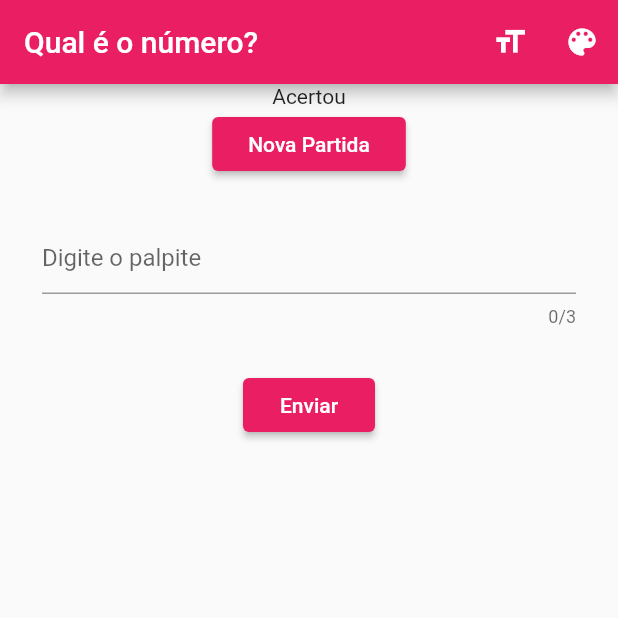
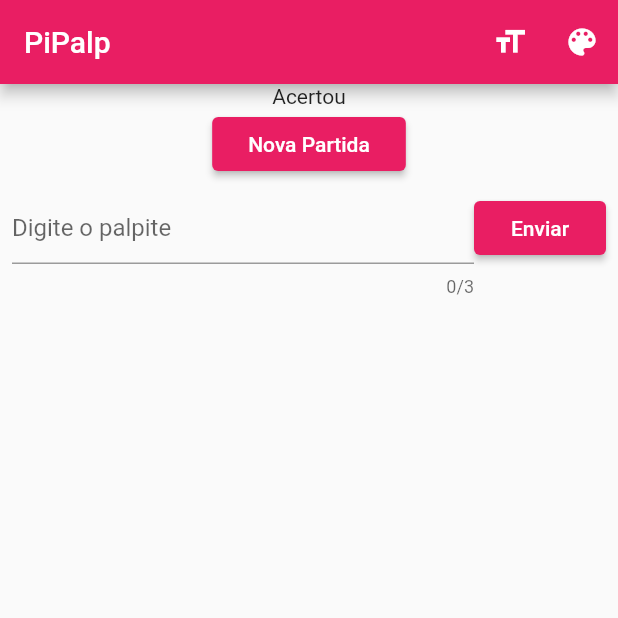
Before and after one commit to PierreVieira/PiPalp, a Flutter app: the screen it shows after launch, on a phone screen of 412 x 824 dp, the top half of it. Run offline on Flutter 3.47's test engine with Material 2 defaults, Android fonts, the phone set to English and light mode, and no system bars.

Commit message:
Estruturação básica

```diff
--- /dev/null
+++ b/lib/components/envio_resposta/envio_resposta.dart
@@ -0,0 +1,26 @@
+import 'package:flutter/material.dart';
+import 'package:project/components/envio_resposta/number_editor.dart';
+
+class EnvioRespostaField extends StatelessWidget {
+  @override
+  Widget build(BuildContext context) {
+    return Container(
+      child: Padding(
+        padding: const EdgeInsets.all(8.0),
+        child: Row(
+          mainAxisAlignment: MainAxisAlignment.spaceBetween,
+          crossAxisAlignment: CrossAxisAlignment.start,
+          children: <Widget>[
+            Flexible(
+              child: NumberEditor(),
+            ),
+            RaisedButton(
+              onPressed: () {},
+              child: Text('Enviar'),
+            ),
+          ],
+        ),
+      ),
+    );
+  }
+}
--- /dev/null
+++ b/lib/components/envio_resposta/number_editor.dart
@@ -0,0 +1,34 @@
+import 'package:flutter/material.dart';
+
+class NumberEditor extends StatelessWidget {
+  final TextEditingController controlador;
+  final String rotulo;
+  final String dica;
+  final IconData icone;
+  final double espacamento;
+  final double tamanhoFonte;
+  final int maxLength;
+
+  NumberEditor(
+      {this.controlador,
+      this.rotulo,
+      this.dica,
+      this.icone,
+      this.espacamento,
+      this.tamanhoFonte,
+      this.maxLength});
+
+  @override
+  Widget build(BuildContext context) {
+    return TextField(
+      controller: controlador,
+      style: TextStyle(fontSize: 16.0),
+      decoration: InputDecoration(
+        icon: icone != null ? Icon(icone) : null,
+        hintText: 'Digite o palpite',
+      ),
+      keyboardType: TextInputType.number,
+      maxLength: 3,
+    );
+  }
+}
--- a/lib/components/led_display.dart
+++ b/lib/components/led_display.dart
@@ -11,7 +11,7 @@ class LedDisplay extends StatelessWidget{
         width: MediaQuery.of(context).size.width,
         height: MediaQuery.of(context).size.height/2.7,
         decoration: BoxDecoration(
-          color: Colors.pink[500]
+          color: Colors.pink[500],
         ),
       ),
     );
--- a/lib/components/number_editor.dart
+++ /dev/null
@@ -1,37 +0,0 @@
-import 'package:flutter/material.dart';
-
-class NumberEditor extends StatelessWidget {
-  final TextEditingController controlador;
-  final String rotulo;
-  final String dica;
-  final IconData icone;
-  final double espacamento;
-  final double tamanhoFonte;
-  final int maxLength;
-  NumberEditor({
-    this.controlador,
-    this.rotulo,
-    this.dica,
-    this.icone,
-    this.espacamento,
-    this.tamanhoFonte,
-    this.maxLength
-  });
-
-  @override
-  Widget build(BuildContext context) {
-    return Padding(
-      padding: EdgeInsets.all(28.0),
-      child: TextField(
-        controller: controlador,
-        style: TextStyle(fontSize: 16.0),
-        decoration: InputDecoration(
-          icon: icone != null ? Icon(icone) : null,
-          hintText: 'Digite o palpite',
-        ),
-        keyboardType: TextInputType.number,
-        maxLength: 3,
-      ),
-    );
-  }
-}
--- a/lib/screens/game.dart
+++ b/lib/screens/game.dart
@@ -1,19 +1,12 @@
 import 'package:flutter/material.dart';
-import 'package:project/components/display.dart';
-import 'package:project/components/number_editor.dart';
+import 'package:project/components/envio_resposta/envio_resposta.dart';
 
-const String _titleAppBar = 'Qual é o número?';
-String _textoStatus = 'Acertou';
+final String _textoStatus = 'Acertou';
+final String _titleAppBar = 'PiPalp';
+final String _textoBotaoNovaPartida = 'Nova Partida';
 
-class JogoAdivinha extends StatefulWidget {
+class JogoAdivinha extends StatelessWidget {
   @override
-  _JogoAdivinhaState createState() => _JogoAdivinhaState();
-}
-
-class _JogoAdivinhaState extends State<JogoAdivinha> {
-  @override
-  final TextEditingController _controladorCampoValor = TextEditingController();
-
   Widget build(BuildContext context) {
     return Scaffold(
       appBar: AppBar(
@@ -37,19 +30,12 @@ class _JogoAdivinhaState extends State<JogoAdivinha> {
       ),
       body: Column(
         children: <Widget>[
-          Center(
-            child: Text(_textoStatus),
-          ),
-//            Display(),
+          Text(_textoStatus),
           RaisedButton(
             onPressed: () {},
-            child: Text('Nova Partida'),
+            child: Text(_textoBotaoNovaPartida),
           ),
-          NumberEditor(),
-          RaisedButton(
-            onPressed: () {},
-            child: Text('Enviar'),
-          )
+          EnvioRespostaField(),
         ],
       ),
     );
```
Also changed, not shown: lib/components/interaction.dart (deleted).
